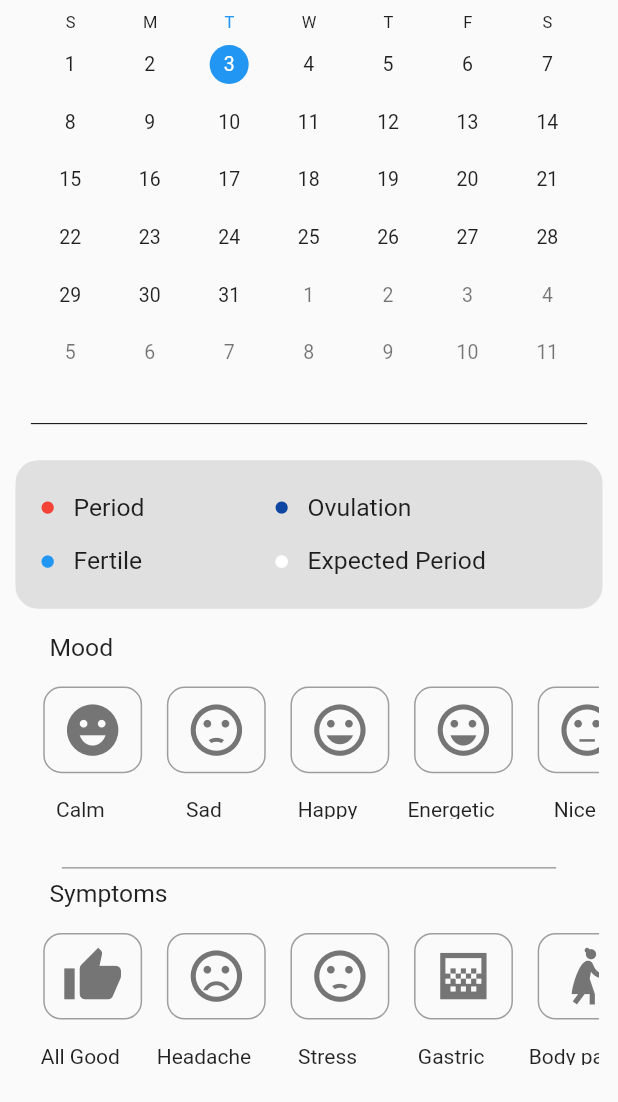
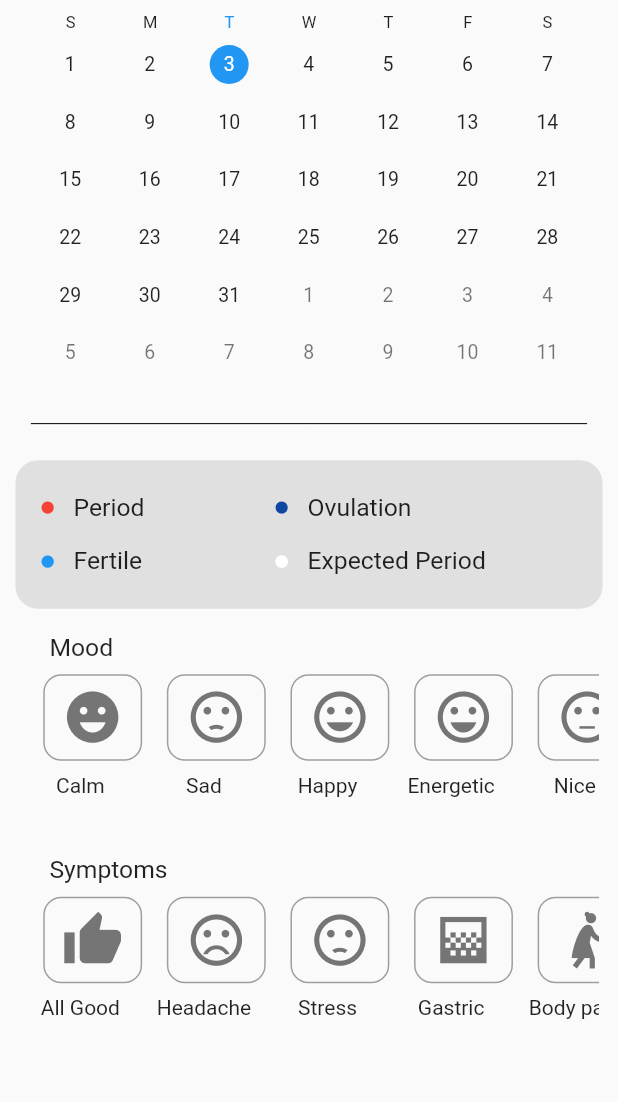
Before and after one commit to ROUNAK-K-JHA-2002/CalendeUi-Flutter, a Flutter app: the screen it shows after launch, scrolled down 294 dp, on a phone screen of 412 x 824 dp, the part 134-1236 px from its top. Run offline on Flutter 3.47's test engine with Material 2 defaults, Android fonts, the phone set to English and light mode, and no system bars; drawn by our look-alikes of syncfusion_flutter_calendar; our stand-ins replace responsive_grid, responsive_sizer.

Commit message:
Updated UI

```diff
--- a/lib/Pages/CyclePage.dart
+++ b/lib/Pages/CyclePage.dart
@@ -217,7 +217,7 @@ class _CyclePageState extends State<CyclePage> {
               ),
             ),
             Container(
-                height: 15.h,
+                height: 12.h,
                 alignment: Alignment.topLeft,
                 child: ListView.builder(
                     physics: const BouncingScrollPhysics(),
@@ -238,7 +238,7 @@ class _CyclePageState extends State<CyclePage> {
                               height: 7.h,
                               width: 27.w,
                               margin: EdgeInsets.only(
-                                  left: 2.h, top: 2.h, bottom: 2.h),
+                                  left: 2.h, top: 1.h, bottom: 1.h),
                               child: Icon(
                                 Mood_Icons[index],
                                 color: Colors.grey.shade600,
@@ -255,12 +255,6 @@ class _CyclePageState extends State<CyclePage> {
                     })),
           ]),
         ),
-        Padding(
-          padding: EdgeInsets.symmetric(horizontal: 10.w),
-          child: Divider(
-            color: Colors.grey.shade600,
-          ),
-        ),
         Container(
           padding: EdgeInsets.symmetric(horizontal: 3.w),
           height: 15.h,
@@ -275,7 +269,7 @@ class _CyclePageState extends State<CyclePage> {
               ),
             ),
             Container(
-                height: 15.h,
+                height: 12.h,
                 alignment: Alignment.topLeft,
                 child: ListView.builder(
                     physics: const BouncingScrollPhysics(),
@@ -296,7 +290,7 @@ class _CyclePageState extends State<CyclePage> {
                               height: 7.h,
                               width: 27.w,
                               margin: EdgeInsets.only(
-                                  left: 2.h, top: 2.h, bottom: 2.h),
+                                  left: 2.h, top: 1.h, bottom: 1.h),
                               child: Icon(
                                 symptopms_Icons[index],
                                 color: Colors.grey.shade600,
```
